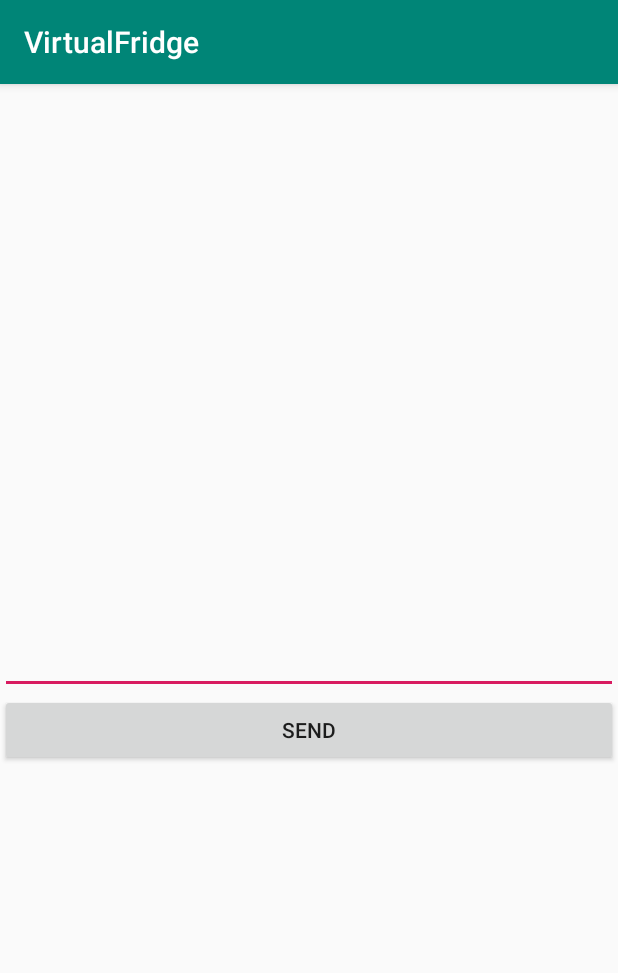
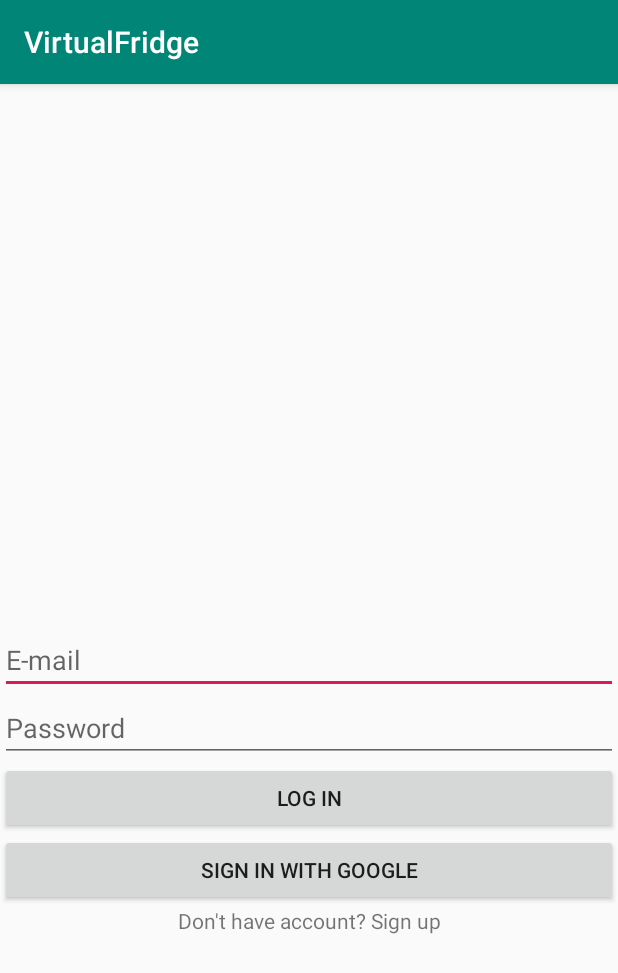
Before and after one commit to KurekWioletta/VirtualFridge, an Android app: the screen it shows after launch (MainActivity before the commit, LoginActivity after it), on a phone screen of 412 x 824 dp. Shown: the top 973 px of the screen. Run offline under Robolectric (Android 15) with nearby library versions, the phone set to English and light mode, and no system bars; our stand-ins replace Dagger/Hilt's generated code.

Commit message:
add login and register activities

```diff
--- /dev/null
+++ b/app/src/main/java/com/example/virtualfridge/ui/base/BaseActivity.kt
@@ -0,0 +1,14 @@
+package com.example.virtualfridge.ui.base
+
+import android.os.Bundle
+import androidx.appcompat.app.AppCompatActivity
+import dagger.android.AndroidInjection
+
+open class BaseActivity : AppCompatActivity() {
+
+    override fun onCreate(savedInstanceState: Bundle?) {
+        AndroidInjection.inject(this)
+        super.onCreate(savedInstanceState)
+    }
+
+}
--- /dev/null
+++ b/app/src/main/java/com/example/virtualfridge/ui/login/LoginActivity.kt
@@ -0,0 +1,37 @@
+package com.example.virtualfridge.ui.login
+
+import android.os.Bundle
+import com.example.virtualfridge.R
+import com.example.virtualfridge.ui.base.BaseActivity
+import com.example.virtualfridge.ui.main.MainActivity
+import com.example.virtualfridge.ui.register.RegisterActivity
+import kotlinx.android.synthetic.main.activity_login.*
+import javax.inject.Inject
+
+// needed to extend BaseActivity
+class LoginActivity : BaseActivity() {
+
+    // needed
+    @Inject
+    lateinit var presenter: LoginActivityPresenter
+
+    override fun onCreate(savedInstanceState: Bundle?) {
+        super.onCreate(savedInstanceState)
+        setContentView(R.layout.activity_login)
+
+        btnLogin.setOnClickListener {
+            presenter.loginClicked()
+        }
+
+        btnLoginGoogle.setOnClickListener {
+            presenter.loginGoogleClicked()
+        }
+
+        tvRegister.setOnClickListener { openRegisterActivity() }
+    }
+
+    fun openMainActivity() = this.startActivity(MainActivity.getIntent(this))
+
+    private fun openRegisterActivity() = this.startActivity(RegisterActivity.getIntent(this))
+
+}
--- /dev/null
+++ b/app/src/main/java/com/example/virtualfridge/ui/login/LoginActivityPresenter.kt
@@ -0,0 +1,18 @@
+package com.example.virtualfridge.ui.login
+
+import javax.inject.Inject
+
+class LoginActivityPresenter @Inject constructor(
+    private val view: LoginActivity
+) {
+
+    fun loginClicked() {
+        // TODO: connect to server to login
+        view.openMainActivity()
+    }
+
+    fun loginGoogleClicked() {
+        // TODO: google login
+        view.openMainActivity()
+    }
+}
--- /dev/null
+++ b/app/src/main/res/layout/activity_login.xml
@@ -0,0 +1,49 @@
+<?xml version="1.0" encoding="utf-8"?>
+<androidx.constraintlayout.widget.ConstraintLayout xmlns:android="http://schemas.android.com/apk/res/android"
+    xmlns:app="http://schemas.android.com/apk/res-auto"
+    xmlns:tools="http://schemas.android.com/tools"
+    android:layout_width="match_parent"
+    android:layout_height="match_parent"
+    tools:context="com.example.virtualfridge.ui.login.LoginActivity">
+
+    <EditText
+        android:id="@+id/etEmail"
+        android:layout_width="match_parent"
+        android:layout_height="wrap_content"
+        android:hint="@string/login_email"
+        app:layout_constraintBottom_toBottomOf="parent"
+        app:layout_constraintLeft_toLeftOf="parent"
+        app:layout_constraintRight_toRightOf="parent"
+        app:layout_constraintTop_toTopOf="parent" />
+
+    <EditText
+        android:id="@+id/etPassword"
+        android:layout_width="match_parent"
+        android:layout_height="wrap_content"
+        android:hint="@string/login_password"
+        android:inputType="textPassword"
+        app:layout_constraintTop_toBottomOf="@+id/etEmail" />
+
+    <Button
+        android:id="@+id/btnLogin"
+        android:layout_width="match_parent"
+        android:layout_height="wrap_content"
+        android:text="@string/login_login"
+        app:layout_constraintTop_toBottomOf="@+id/etPassword" />
+
+    <Button
+        android:id="@+id/btnLoginGoogle"
+        android:layout_width="match_parent"
+        android:layout_height="wrap_content"
+        android:text="@string/login_google"
+        app:layout_constraintTop_toBottomOf="@+id/btnLogin" />
+
+    <TextView
+        android:id="@+id/tvRegister"
+        android:layout_width="match_parent"
+        android:layout_height="wrap_content"
+        android:text="@string/login_register"
+        android:gravity="center_horizontal"
+        app:layout_constraintTop_toBottomOf="@+id/btnLoginGoogle" />
+
+</androidx.constraintlayout.widget.ConstraintLayout>
--- a/app/src/main/res/values/strings.xml
+++ b/app/src/main/res/values/strings.xml
@@ -1,3 +1,16 @@
 <resources>
     <string name="app_name">VirtualFridge</string>
+
+    <string name="login_email">E-mail</string>
+    <string name="login_password">Password</string>
+    <string name="login_login">Log in</string>
+    <string name="login_google">Sign in with google</string>
+    <string name="login_register">Don\'t have account? Sign up</string>
+
+    <string name="register_google">Sign up with google</string>
+    <string name="register_register">Sign up</string>
+    <string name="register_password">Password</string>
+    <string name="register_first_name">Sign up with google</string>
+    <string name="register_last_name">Sign up with google</string>
+    <string name="register_email">E-mail</string>
 </resources>
```
Also changed, not shown: app/src/main/AndroidManifest.xml (+12 -2 lines), app/src/main/java/com/example/virtualfridge/ActivitiesModule.kt (+8 -0 lines), app/src/main/java/com/example/virtualfridge/ui/main/MainActivity.kt (+6 -2 lines), app/src/main/java/com/example/virtualfridge/ui/main/MainActivityPresenter.kt (+3 -5 lines), app/src/main/java/com/example/virtualfridge/ui/register/RegisterActivity.kt (added, +22 -0 lines), app/src/main/java/com/example/virtualfridge/ui/register/RegisterActivityPresenter.kt (added, +8 -0 lines), app/src/main/res/layout/activity_register.xml (added, +55 -0 lines).
